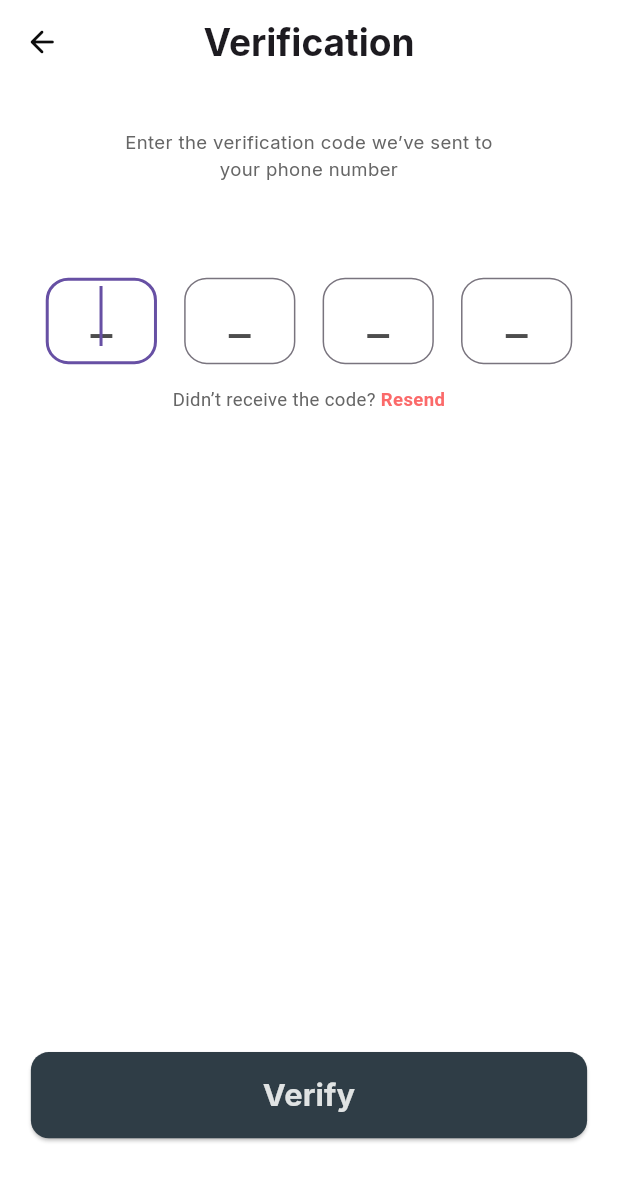
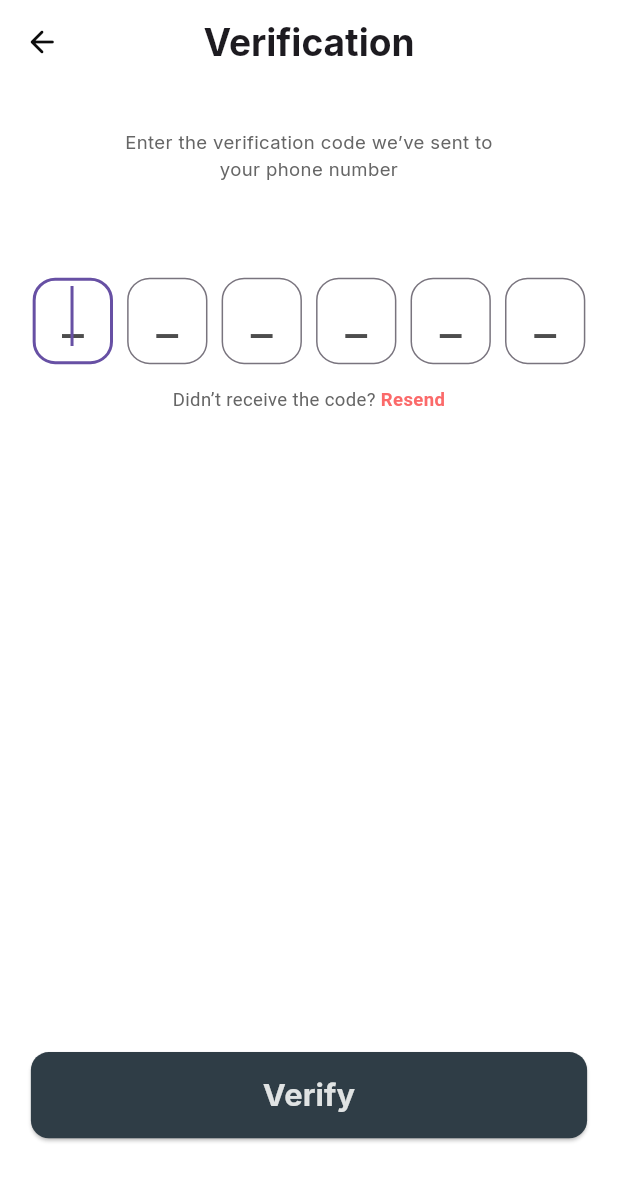
Before and after one commit to yousefkhalaf0/Mr_defence_app, a Flutter app: the VerificationView screen opened by its route, on a phone screen of 412 x 824 dp. Shown: the top 1181 px of the screen. Run offline on Flutter 3.47's test engine with Material 3 defaults, Android fonts, the phone set to English and light mode, and no system bars; our stand-ins replace bloc, cloud_firestore, dartz, device_preview, firebase_auth, firebase_core and 7 more; accounts and stored records are empty.

Commit message:
feat: Implement phone authentication with Firebase, including verification and user management

```diff
--- a/lib/core/utils/enums.dart
+++ b/lib/core/utils/enums.dart
@@ -1 +1 @@
-enum MySharedKeys { token, phoneNumber, onBoarding }
+enum MySharedKeys { token, onBoarding, userPhoneNumber }
--- a/lib/core/widgets/custon_sqircle_button.dart
+++ b/lib/core/widgets/custon_sqircle_button.dart
@@ -12,6 +12,7 @@
     this.fontSize = 20,
     this.disabledBtnColor = const Color(0xffE0E3E3),
     this.disabledTextColor = const Color(0xffB3B3B3),
+    this.isLoading = false,
   });
   final String? text;
   final Color? textColor;
@@ -20,6 +21,7 @@
   final Color? btnColor;
   final Color disabledBtnColor;
   final VoidCallback? onPressed;
+  final bool isLoading;
   final double width;
   @override
   Widget build(BuildContext context) {
@@ -39,7 +41,17 @@
         onPressed: onPressed,
         child: Padding(
           padding: EdgeInsets.symmetric(vertical: h * 0.0173),
-          child: Text(
+          child:
+              isLoading
+                  ? const SizedBox(
+                    width: 20,
+                    height: 20,
+                    child: CircularProgressIndicator(
+                      strokeWidth: 2,
+                      color: Colors.white,
+                    ),
+                  )
+                  : Text(
                     text!,
                     style: TextStyle(
                       fontWeight: FontWeight.bold,
--- /dev/null
+++ b/lib/features/auth/presentation/manager/phone_auth/phone_auth_state.dart
@@ -0,0 +1,20 @@
+part of 'phone_auth_cubit.dart';
+
+@immutable
+sealed class PhoneAuthState {}
+
+final class PhoneAuthInitial extends PhoneAuthState {}
+
+final class PhoneAuthLoading extends PhoneAuthState {}
+
+final class PhoneAuthCodeSent extends PhoneAuthState {}
+
+final class PhoneAuthVerified extends PhoneAuthState {
+  final String userId;
+  PhoneAuthVerified(this.userId);
+}
+
+final class PhoneAuthError extends PhoneAuthState {
+  final String message;
+  PhoneAuthError(this.message);
+}
--- a/lib/features/auth/presentation/views/widgets/custom_otp_text_field.dart
+++ b/lib/features/auth/presentation/views/widgets/custom_otp_text_field.dart
@@ -3,16 +3,18 @@
 import 'package:flutter/services.dart';
 
 class CustomOtpTextField extends StatelessWidget {
-  const CustomOtpTextField({super.key});
+  const CustomOtpTextField({super.key, required this.controller});
+  final TextEditingController controller;
 
   @override
   Widget build(BuildContext context) {
     var h = MediaQuery.sizeOf(context).height;
     var w = MediaQuery.sizeOf(context).width;
     return SizedBox(
-      width: w * 0.18,
+      width: w * 0.13,
       height: h * 0.07,
       child: TextFormField(
+        controller: controller,
         autofocus: true,
         maxLength: 1,
         onChanged: (value) {
--- a/lib/features/auth/presentation/views/widgets/custom_phone_text_field.dart
+++ b/lib/features/auth/presentation/views/widgets/custom_phone_text_field.dart
@@ -4,7 +4,9 @@
 import 'package:intl_phone_number_input/intl_phone_number_input.dart';
 
 class CustomPhoneTextField extends StatelessWidget {
-  const CustomPhoneTextField({super.key});
+  const CustomPhoneTextField({super.key, required this.onChanged});
+
+  final Function(PhoneNumber) onChanged;
 
   @override
   Widget build(BuildContext context) {
@@ -22,7 +24,7 @@
             border: Border.all(color: kNeutral400),
           ),
           child: InternationalPhoneNumberInput(
-            onInputChanged: (value) {},
+            onInputChanged: onChanged,
             autoFocus: true,
             initialValue: PhoneNumber(isoCode: 'EG'),
             textStyle: TextStyle(
--- a/lib/features/auth/presentation/views/widgets/otp_form.dart
+++ b/lib/features/auth/presentation/views/widgets/otp_form.dart
@@ -2,21 +2,21 @@
 import 'package:flutter/material.dart';
 
 class OtpForm extends StatelessWidget {
-  const OtpForm({super.key});
+  const OtpForm({super.key, required this.controllers});
+
+  final List<TextEditingController> controllers;
 
   @override
   Widget build(BuildContext context) {
     var w = MediaQuery.sizeOf(context).width;
     return Padding(
       padding: EdgeInsets.symmetric(horizontal: w * 0.03),
-      child: const Form(
+      child: Form(
         child: Row(
           mainAxisAlignment: MainAxisAlignment.spaceEvenly,
           children: [
-            CustomOtpTextField(),
-            CustomOtpTextField(),
-            CustomOtpTextField(),
-            CustomOtpTextField(),
+            for (int i = 0; i < 6; i++)
+              CustomOtpTextField(controller: controllers[i]),
           ],
         ),
       ),
--- a/lib/features/auth/presentation/views/widgets/verification_view_body.dart
+++ b/lib/features/auth/presentation/views/widgets/verification_view_body.dart
@@ -1,9 +1,13 @@
 import 'package:app/core/utils/constants.dart';
+import 'package:app/core/utils/router.dart';
 import 'package:app/core/widgets/custon_sqircle_button.dart';
+import 'package:app/features/auth/presentation/manager/phone_auth/phone_auth_cubit.dart';
 import 'package:app/features/auth/presentation/views/widgets/otp_form.dart';
 import 'package:app/features/auth/presentation/views/widgets/resend_code_text.dart';
 import 'package:app/features/auth/presentation/views/widgets/verification_description_text.dart';
 import 'package:flutter/material.dart';
+import 'package:flutter_bloc/flutter_bloc.dart';
+import 'package:go_router/go_router.dart';
 
 class VerificationViewBody extends StatelessWidget {
   const VerificationViewBody({super.key});
@@ -11,24 +15,51 @@
   @override
   Widget build(BuildContext context) {
     var h = MediaQuery.sizeOf(context).height;
-    return SizedBox(
+    final phoneAuthCubit = BlocProvider.of<PhoneAuthCubit>(context);
+    final otpController = List.generate(6, (index) => TextEditingController());
+
+    return BlocListener<PhoneAuthCubit, PhoneAuthState>(
+      listener: (context, state) {
+        if (state is PhoneAuthVerified) {
+          // Navigate to home screen
+          GoRouter.of(context).go(AppRouter.kHomeView);
+        } else if (state is PhoneAuthError) {
+          ScaffoldMessenger.of(
+            context,
+          ).showSnackBar(SnackBar(content: Text(state.message)));
+        }
+      },
+      child: SizedBox(
         child: Column(
           children: [
             const VerificationDescriptionText(),
-          const OtpForm(),
-          ResendCodeText(onResend: () {}),
+            OtpForm(controllers: otpController),
+            ResendCodeText(
+              onResend: () {
+                ScaffoldMessenger.of(context).showSnackBar(
+                  const SnackBar(
+                    content: Text('Using test number - no SMS sent'),
+                  ),
+                );
+              },
+            ),
             const Spacer(),
             Padding(
               padding: EdgeInsets.only(bottom: h * 0.079),
               child: CustomSqircleButton(
                 text: 'Verify',
-              onPressed: () {},
+                onPressed: () {
+                  final smsCode =
+                      otpController.map((controller) => controller.text).join();
+                  phoneAuthCubit.verifySmsCode(smsCode);
+                },
                 btnColor: kTextDarkerColor,
                 textColor: kTextLightColor,
               ),
             ),
           ],
         ),
+      ),
     );
   }
 }
--- a/lib/main.dart
+++ b/lib/main.dart
@@ -1,6 +1,8 @@
 import 'package:app/core/utils/cache.dart';
 import 'package:app/core/utils/constants.dart';
+import 'package:app/core/utils/firebase_service.dart';
 import 'package:app/core/utils/router.dart';
+import 'package:app/features/auth/presentation/manager/phone_auth/phone_auth_cubit.dart';
 import 'package:app/features/on_boarding/presentation/manager/on_boarding_cubit/on_boarding_cubit.dart';
 import 'package:app/firebase_options.dart';
 import 'package:device_preview/device_preview.dart';
@@ -29,6 +31,9 @@
     return MultiBlocProvider(
       providers: [
         BlocProvider<OnBoardingCubit>(create: (context) => OnBoardingCubit()),
+        BlocProvider<PhoneAuthCubit>(
+          create: (context) => PhoneAuthCubit(FirebaseService()),
+        ),
       ],
       child: MaterialApp.router(
         // //device preview
--- a/pubspec.yaml
+++ b/pubspec.yaml
@@ -28,9 +28,11 @@
 # the latest version available on pub.dev. To see which dependencies have newer
 # versions available, run `flutter pub outdated`.
 dependencies:
+  cloud_firestore: ^5.6.6
   cupertino_icons: ^1.0.8
   dartz: ^0.10.1
   device_preview: ^1.2.0
+  firebase_auth: ^5.5.2
   firebase_core: ^3.13.0
   flutter:
     sdk: flutter
@@ -38,9 +40,9 @@
   flutter_svg: ^2.0.17
   go_router: ^14.8.1
   google_fonts: ^6.2.1
+  intl_phone_number_input: ^0.7.4
   shared_preferences: ^2.5.3
   smooth_page_indicator: ^1.2.1
-  intl_phone_number_input: ^0.7.4
 
 dev_dependencies:
   flutter_launcher_icons: ^0.14.3
```
Also changed, not shown: lib/core/utils/firebase_service.dart (+86 -1 lines), lib/features/auth/presentation/manager/phone_auth/phone_auth_cubit.dart (added, +84 -0 lines), lib/features/auth/presentation/views/widgets/join_view_body.dart (+32 -7 lines), lib/core/widgets/animated_popup_message.dart (added), pubspec.lock, 4 other files. Lines whose indentation alone changed are shown as unchanged.
